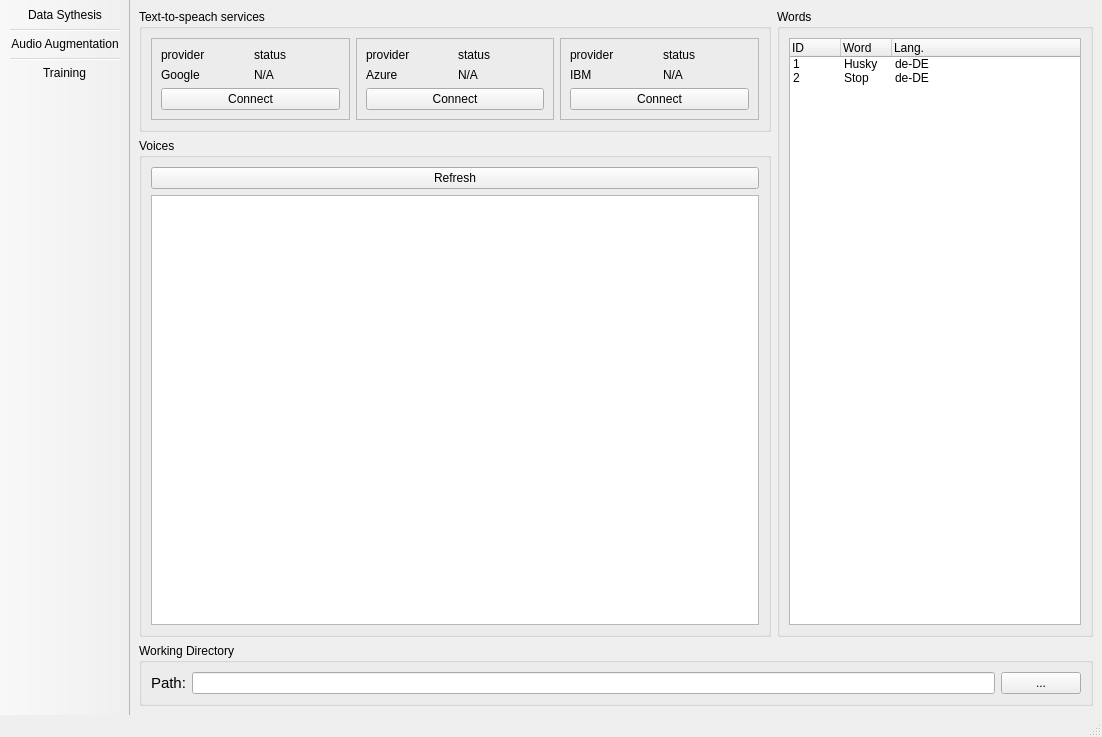
The window that ui/qtDesigner/mainWindow.ui (DennisSentler/kwsCoach) describes before a commit, drawn with Qt 5.
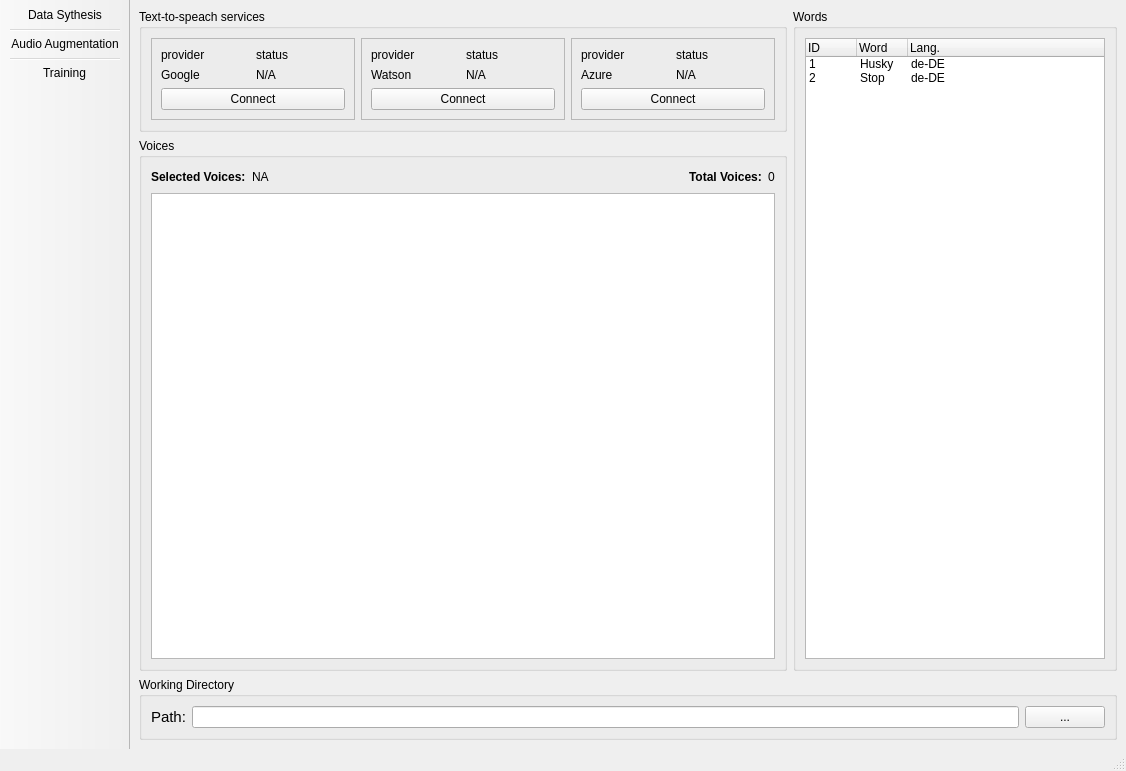
The same window after the commit.

Commit message: implemented watson, started with azure

```diff
--- a/ui/qtDesigner/mainWindow.ui
+++ b/ui/qtDesigner/mainWindow.ui
@@ -9,8 +9,8 @@
    <rect>
     <x>0</x>
     <y>0</y>
-    <width>1102</width>
-    <height>737</height>
+    <width>1126</width>
+    <height>771</height>
    </rect>
   </property>
   <property name="windowTitle">
@@ -174,7 +174,7 @@
             <item row="1" column="0">
              <widget class="QLabel" name="provider_name_2">
               <property name="text">
-               <string>Azure</string>
+               <string>Watson</string>
               </property>
              </widget>
             </item>
@@ -274,7 +274,7 @@
             <item row="1" column="0">
              <widget class="QLabel" name="provider_name_3">
               <property name="text">
-               <string>IBM</string>
+               <string>Azure</string>
               </property>
              </widget>
             </item>
@@ -351,19 +351,89 @@
         </property>
         <layout class="QGridLayout" name="gridLayout_4">
          <item row="0" column="0">
-          <widget class="QPushButton" name="refresh_button">
+          <widget class="QLabel" name="label_3">
+           <property name="sizePolicy">
+            <sizepolicy hsizetype="Minimum" vsizetype="Preferred">
+             <horstretch>0</horstretch>
+             <verstretch>0</verstretch>
+            </sizepolicy>
+           </property>
+           <property name="font">
+            <font>
+             <weight>75</weight>
+             <bold>true</bold>
+            </font>
+           </property>
            <property name="text">
-            <string>Refresh</string>
+            <string>Selected Voices:</string>
            </property>
-           <property name="default">
-            <bool>false</bool>
+          </widget>
+         </item>
+         <item row="0" column="1">
+          <widget class="QLabel" name="sel_voices_placeholder">
+           <property name="sizePolicy">
+            <sizepolicy hsizetype="Minimum" vsizetype="Preferred">
+             <horstretch>0</horstretch>
+             <verstretch>0</verstretch>
+            </sizepolicy>
            </property>
-           <property name="flat">
-            <bool>false</bool>
+           <property name="text">
+            <string>NA</string>
            </property>
           </widget>
          </item>
-         <item row="1" column="0">
+         <item row="0" column="2">
+          <spacer name="horizontalSpacer">
+           <property name="orientation">
+            <enum>Qt::Horizontal</enum>
+           </property>
+           <property name="sizeHint" stdset="0">
+            <size>
+             <width>40</width>
+             <height>20</height>
+            </size>
+           </property>
+          </spacer>
+         </item>
+         <item row="0" column="3">
+          <widget class="QLabel" name="label">
+           <property name="sizePolicy">
+            <sizepolicy hsizetype="Minimum" vsizetype="Preferred">
+             <horstretch>0</horstretch>
+             <verstretch>0</verstretch>
+            </sizepolicy>
+           </property>
+           <property name="maximumSize">
+            <size>
+             <width>150</width>
+             <height>16777215</height>
+            </size>
+           </property>
+           <property name="font">
+            <font>
+             <weight>75</weight>
+             <bold>true</bold>
+            </font>
+           </property>
+           <property name="text">
+            <string>Total Voices:</string>
+           </property>
+          </widget>
+         </item>
+         <item row="0" column="4">
+          <widget class="QLabel" name="total_voices_placeholder">
+           <property name="sizePolicy">
+            <sizepolicy hsizetype="Minimum" vsizetype="Preferred">
+             <horstretch>0</horstretch>
+             <verstretch>0</verstretch>
+            </sizepolicy>
+           </property>
+           <property name="text">
+            <string>0</string>
+           </property>
+          </widget>
+         </item>
+         <item row="1" column="0" colspan="5">
           <widget class="QTreeView" name="voice_list_view">
            <property name="editTriggers">
             <set>QAbstractItemView::EditKeyPressed</set>
```
Left out of the diff: 40 changed lines with no effect on the pictures. The commit also changes 8 other files.
